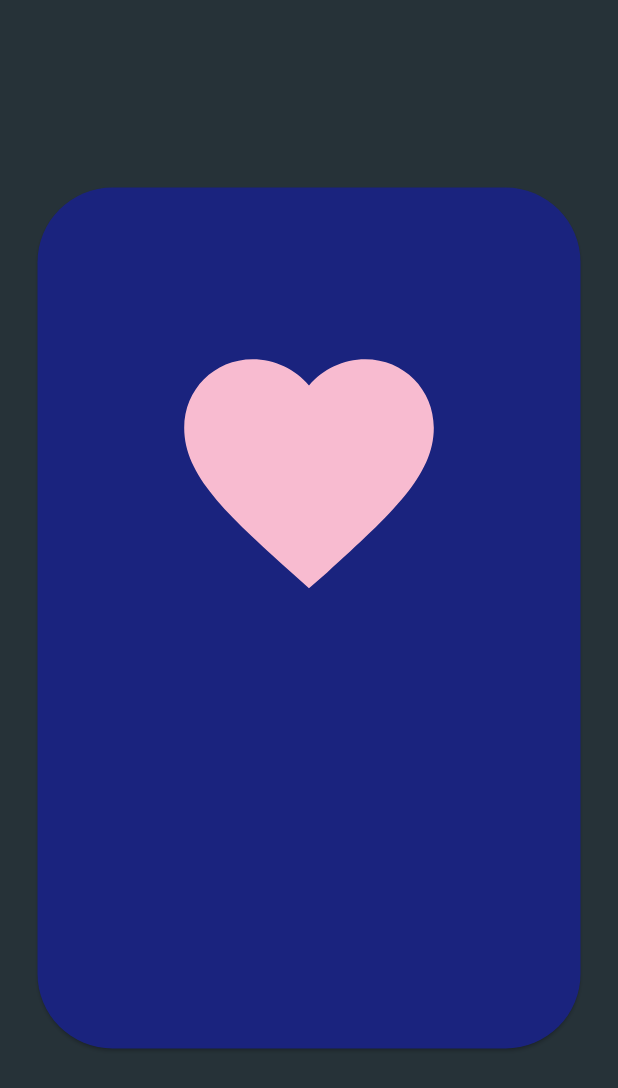
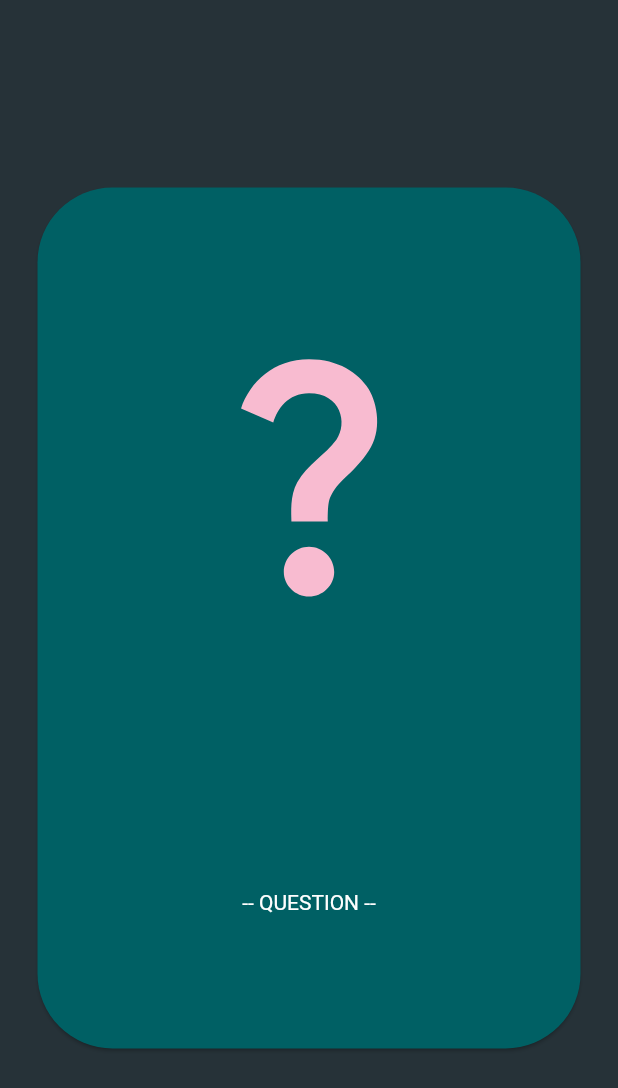
Before and after one commit to Lunarisnia/digital_card_game_flutter, a Flutter app: the screen it shows after launch, on a phone screen of 412 x 824 dp. Shown: the top 1088 px of the screen. Run offline on Flutter 3.47's test engine with Material 2 defaults, Android fonts, the phone set to English and light mode, and no system bars; our stand-ins replace dio; network calls fail.

Commit message:
feat(main): added animation and variants

```diff
--- a/lib/main.dart
+++ b/lib/main.dart
@@ -3,7 +3,6 @@
 import 'dart:math';
 
 import 'package:dio/dio.dart';
-import 'package:flutter/cupertino.dart';
 import 'package:flutter/material.dart';
 
 void main() {
@@ -54,12 +53,13 @@ class MyHomePage extends StatefulWidget {
 }
 
 class _MyHomePageState extends State<MyHomePage> {
+  final String apiUrl = 'http://10.1.48.72:3000';
   Future<Map<String, dynamic>> fetchCardCount() async {
     Response response;
     final dio = Dio();
     // Optionally the request above could also be done as
-    response = await dio.get('http://192.168.0.109:3000/card/count');
-    print(response.data.toString());
+    response = await dio.get('$apiUrl/card/count');
+    // print(response.data.toString());
     return response.data;
   }
 
@@ -68,8 +68,8 @@ class _MyHomePageState extends State<MyHomePage> {
     Response response;
     final dio = Dio();
     // Optionally the request above could also be done as
-    response = await dio.get('http://192.168.0.109:3000/card/draw?gender=m');
-    print(response.data.toString());
+    response = await dio.get('$apiUrl/card/draw?gender=m');
+    // print(response.data.toString());
     displayDrawnCard(response.data);
     return response.data;
   }
@@ -100,7 +100,9 @@ class _MyHomePageState extends State<MyHomePage> {
             BackCardSF(
                 cardType: cardType,
                 cardDesc: cardDesc,
-            ),
+                callback: () {
+                  drawCard();
+                }),
             // FutureBuilder(
             //   builder: (BuildContext ctx,
             //       AsyncSnapshot<Map<String, dynamic>> snapshot) {
@@ -135,9 +137,14 @@ class _MyHomePageState extends State<MyHomePage> {
 }
 
 class BackCardSF extends StatefulWidget {
-  const BackCardSF({super.key, required this.cardType, required this.cardDesc});
+  const BackCardSF(
+      {super.key,
+      required this.cardType,
+      required this.cardDesc,
+      required this.callback});
   final String cardType;
   final String cardDesc;
+  final Function callback;
 
   @override
   State<BackCardSF> createState() => _BackCardSFState();
@@ -145,13 +152,18 @@ class BackCardSF extends StatefulWidget {
 
 class _BackCardSFState extends State<BackCardSF> with TickerProviderStateMixin {
   late AnimationController _controller;
+  late AnimationController _controller_2;
   late Animation _animation;
+  // late Animation _animation_2;
   AnimationStatus _status = AnimationStatus.dismissed;
+  // AnimationStatus _status_2 = AnimationStatus.dismissed;
 
   @override
   void initState() {
     super.initState();
     _controller =
+        AnimationController(vsync: this, duration: const Duration(seconds: 1));
+    _controller_2 =
         AnimationController(vsync: this, duration: const Duration(seconds: 1));
     _animation = Tween(end: 2.0, begin: 0.0).animate(_controller)
       ..addListener(() {
@@ -160,6 +172,14 @@ class _BackCardSFState extends State<BackCardSF> with TickerProviderStateMixin {
       ..addStatusListener((status) {
         _status = status;
       });
+
+    // _animation_2 = Tween(end: 1.0, begin: 0.0).animate(_controller_2)
+    //   ..addListener(() {
+    //     setState(() {});
+    //   })
+    //   ..addStatusListener((status) {
+    //     _status_2 = status;
+    //   });
   }
 
   @override
@@ -169,6 +189,8 @@ class _BackCardSFState extends State<BackCardSF> with TickerProviderStateMixin {
       transform: Matrix4.identity()
         ..setEntry(3, 2, 0.0015)
         ..rotateY(pi * _animation.value),
+      // ..rotateX(pi * _animation.value)..translate(pi * _animation.value*200,pi * _animation.value*-200,2)
+      // this can make a good card out animation
       child: _animation.value <= 0.5
           ? BackCard(
               cardType: widget.cardType,
@@ -180,7 +202,29 @@ class _BackCardSFState extends State<BackCardSF> with TickerProviderStateMixin {
             )
           : FrontCard(
               description: widget.cardDesc,
-              ));
+              callback: () {
+                if (_status == AnimationStatus.completed) {
+                  widget.callback();
+                  _controller.reset();
+                }
+              },
+            ),
+      // : Transform(
+      //     transform: Matrix4.identity()
+      //       ..setEntry(3, 2, 0.0015)
+      //       ..rotateX(pi * _animation_2.value)
+      //       ..translate(pi * _animation_2.value * 200,
+      //           pi * _animation_2.value * -200, 2),
+      //     child: FrontCard(
+      //       description: widget.cardDesc,
+      //       callback: () {
+      //         if (_status_2 == AnimationStatus.dismissed) {
+      //           _controller_2.forward();
+      //         }
+      //       },
+      //     ),
+      //   ),
+    );
   }
 }
 
@@ -189,15 +233,14 @@ class BackCard extends StatelessWidget {
 
   final String cardType;
   final Function callback;
-  // Todo: Implement proper back card with different color between activities
-  // And Question
 
-  // Todo: Implement draw new card animation
-  // Todo: Implement handling if card is all out
+  // Todo: Implement login page and query for male or female
   @override
   Widget build(BuildContext context) {
     return Card(
-      color: Colors.indigo.shade900,
+      color: cardType == 'activities'
+          ? Colors.purple.shade900
+          : Colors.cyan.shade900,
       shape: RoundedRectangleBorder(borderRadius: BorderRadius.circular(50.0)),
       child: InkWell(
         onTap: () => callback(),
@@ -208,9 +251,16 @@ class BackCard extends StatelessWidget {
             child: Column(
               mainAxisAlignment: MainAxisAlignment.spaceAround,
               children: <Widget>[
-                Icon(Icons.favorite, color: Colors.pink.shade100, size: 200),
+                Icon(
+                    cardType == "activities"
+                        ? Icons.favorite
+                        : Icons.question_mark,
+                    color: Colors.pink.shade100,
+                    size: 200),
                 Text(
-                  cardType,
+                  cardType == "activities"
+                      ? "-- ACTIVITIES --"
+                      : "-- QUESTION --",
                   style: const TextStyle(color: Colors.white),
                 )
               ],
@@ -223,15 +273,19 @@ class BackCard extends StatelessWidget {
 }
 
 class FrontCard extends StatelessWidget {
-  const FrontCard({super.key, required this.description});
+  const FrontCard(
+      {super.key, required this.description, required this.callback});
 
   final String description;
+  final Function callback;
 
   @override
   Widget build(BuildContext context) {
     return Card(
       color: Colors.blue,
       shape: RoundedRectangleBorder(borderRadius: BorderRadius.circular(50.0)),
+      child: InkWell(
+        onDoubleTap: () => callback(),
         child: SizedBox(
           height: MediaQuery.of(context).size.height - 250,
           width: MediaQuery.of(context).size.width - 50,
@@ -275,6 +329,7 @@ class FrontCard extends StatelessWidget {
             ),
           ),
         ),
+      ),
     );
   }
 }
```
Lines whose indentation alone changed are shown as unchanged.
